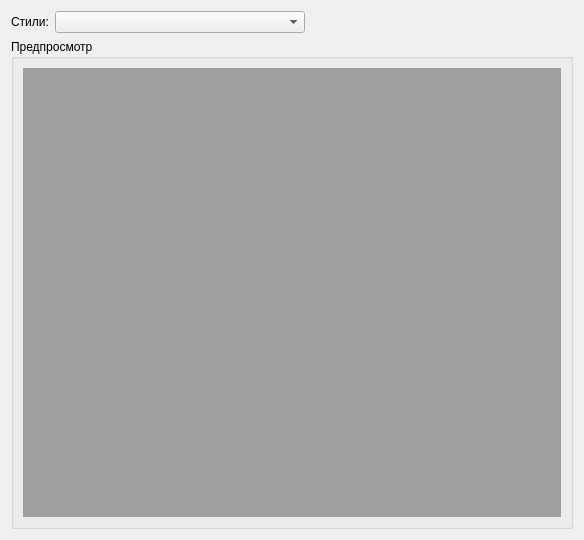
The window that ToolsRuntime/optionsdlg/styleoptionspage.ui (Smitt64/RsWorkTools) describes before a commit, drawn with Qt 5.
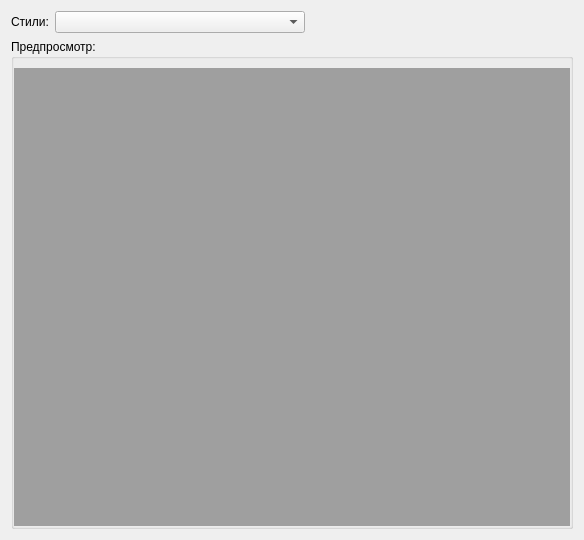
The same window after the commit. Custom widgets are drawn as their Qt base class.

What changed in the file:
```diff
--- a/ToolsRuntime/optionsdlg/styleoptionspage.ui
+++ b/ToolsRuntime/optionsdlg/styleoptionspage.ui
@@ -51,9 +51,24 @@
    <item>
     <widget class="QGroupBox" name="groupBox">
      <property name="title">
-      <string>Предпросмотр</string>
+      <string>Предпросмотр: </string>
+     </property>
+     <property name="flat">
+      <bool>true</bool>
      </property>
      <layout class="QVBoxLayout" name="verticalLayout">
+      <property name="leftMargin">
+       <number>0</number>
+      </property>
+      <property name="topMargin">
+       <number>9</number>
+      </property>
+      <property name="rightMargin">
+       <number>0</number>
+      </property>
+      <property name="bottomMargin">
+       <number>0</number>
+      </property>
       <item>
        <widget class="QMdiArea" name="mdiArea">
         <property name="verticalScrollBarPolicy">
```
